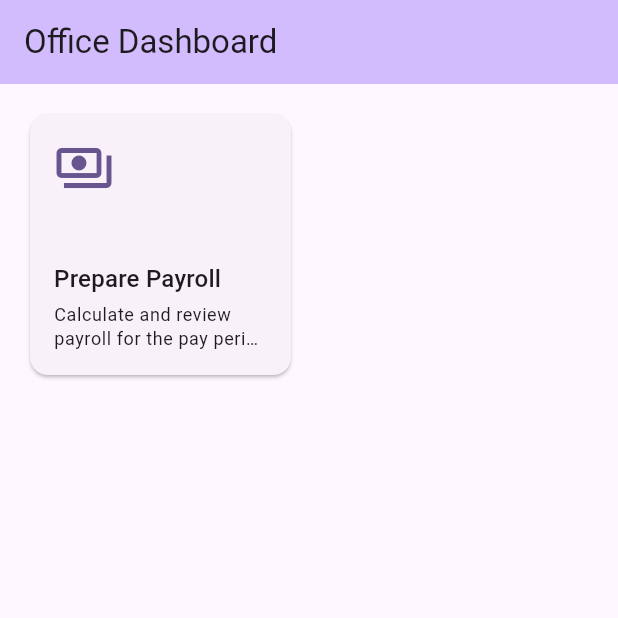
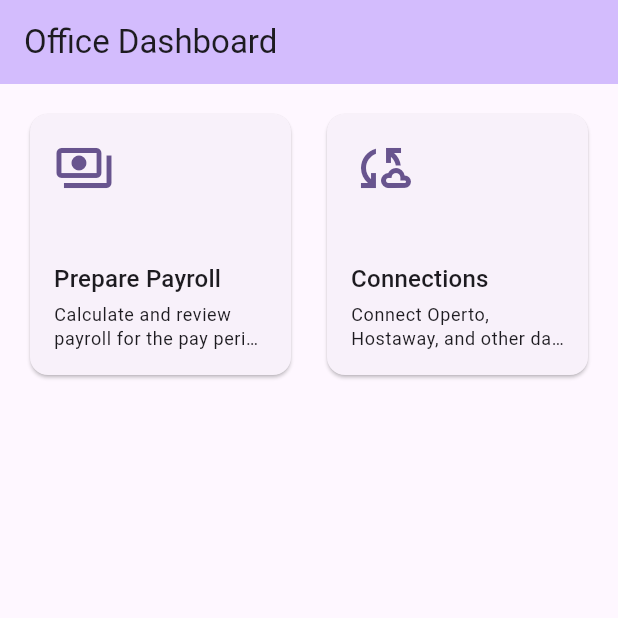
Before and after one commit to dnnyg33/red_tail_ridge_office, a Flutter app: the screen it shows after launch, on a phone screen of 412 x 824 dp, the top half of it. Run offline on Flutter 3.47's test engine with Material 3 defaults, Android fonts, the phone set to English and light mode, and no system bars; our stand-ins replace csv, data_table_2, equatable, file_picker, flutter_bloc, freezed_annotation and 1 more; missing offline and left inert: flutter_utils.

Commit message:
Implement "Connections" mini-app and integrate HydratedBloc for persistent storage
- Add `hydrated_bloc`, `path_provider`, and `http` dependencies to `pubspec.yaml`
- Initialize `HydratedStorage` in `main.dart` using the application documents directory
- Add `AuthBloc` to the application's `MultiBlocProvider`
- Implement the `Connections` mini-app option in the `DashboardBloc` and `MiniAppId` enum
- Update `DashboardPage` to navigate to `AuthPage` when the "Connections" mini-app is selected
- Update Flutter SDK constraint to `>=3.38.4` in `pubspec.lock`

```diff
--- a/lib/dashboard/bloc/dashboard_bloc.dart
+++ b/lib/dashboard/bloc/dashboard_bloc.dart
@@ -24,6 +24,12 @@ class DashboardBloc extends Bloc<DashboardEvent, DashboardState> {
             description: 'Calculate and review payroll for the pay period.',
             icon: Icons.payments_outlined,
           ),
+          MiniApp(
+            id: MiniAppId.connections,
+            name: 'Connections',
+            description: 'Connect Operto, Hostaway, and other data sources.',
+            icon: Icons.cloud_sync_outlined,
+          ),
         ],
       ),
     );
--- a/lib/dashboard/models/mini_app.dart
+++ b/lib/dashboard/models/mini_app.dart
@@ -1,7 +1,7 @@
 import 'package:equatable/equatable.dart';
 import 'package:flutter/material.dart';
 
-enum MiniAppId { preparePayroll }
+enum MiniAppId { preparePayroll, connections }
 
 class MiniApp extends Equatable {
   const MiniApp({
--- a/lib/dashboard/view/dashboard_page.dart
+++ b/lib/dashboard/view/dashboard_page.dart
@@ -1,6 +1,7 @@
 import 'package:flutter/material.dart';
 import 'package:flutter_bloc/flutter_bloc.dart';
 
+import '../../auth/view/auth_page.dart';
 import '../../payroll/view/prepare_payroll_page.dart';
 import '../bloc/dashboard_bloc.dart';
 import '../models/mini_app.dart';
@@ -65,6 +66,12 @@ class DashboardView extends StatelessWidget {
             builder: (_) => const PreparePayrollPage(),
           ),
         );
+      case MiniAppId.connections:
+        Navigator.of(context).push(
+          MaterialPageRoute<void>(
+            builder: (_) => const AuthPage(),
+          ),
+        );
     }
   }
 }
--- a/lib/main.dart
+++ b/lib/main.dart
@@ -1,6 +1,9 @@
 import 'package:flutter/material.dart';
 import 'package:flutter_bloc/flutter_bloc.dart';
+import 'package:hydrated_bloc/hydrated_bloc.dart';
+import 'package:path_provider/path_provider.dart';
 
+import 'auth/bloc/auth_bloc.dart';
 import 'dashboard/view/dashboard_page.dart';
 import 'payroll/bloc/prepare_payroll_bloc.dart';
 //TODO
@@ -11,7 +14,12 @@ import 'payroll/bloc/prepare_payroll_bloc.dart';
 // percent of pot = # of cleans / total # of cleans (contingent on passing performance review)
 // total pot * percent of pot - callback deductions
 
-void main() {
+Future<void> main() async {
+  WidgetsFlutterBinding.ensureInitialized();
+  final dir = await getApplicationDocumentsDirectory();
+  HydratedBloc.storage = await HydratedStorage.build(
+    storageDirectory: HydratedStorageDirectory(dir.path),
+  );
   runApp(const RedTailRidgeOfficeApp());
 }
 
@@ -20,8 +28,14 @@ class RedTailRidgeOfficeApp extends StatelessWidget {
 
   @override
   Widget build(BuildContext context) {
-    return BlocProvider(
-      create: (_) => PreparePayrollBloc()..add(const PreparePayrollStarted()),
+    return MultiBlocProvider(
+      providers: [
+        BlocProvider(create: (_) => AuthBloc()),
+        BlocProvider(
+          create: (_) =>
+              PreparePayrollBloc()..add(const PreparePayrollStarted()),
+        ),
+      ],
       child: MaterialApp(
         title: 'Red Tail Ridge Office',
         theme: ThemeData(
--- a/pubspec.yaml
+++ b/pubspec.yaml
@@ -35,6 +35,9 @@ dependencies:
   # Use with the CupertinoIcons class for iOS style icons.
   cupertino_icons: ^1.0.8
   flutter_bloc: ^9.0.0
+  hydrated_bloc: ^10.0.0
+  path_provider: ^2.1.4
+  http: ^1.2.2
   equatable: ^2.0.7
   freezed_annotation: ^3.0.0
   file_picker: ^8.1.4
```
Also changed, not shown: pubspec.lock.
